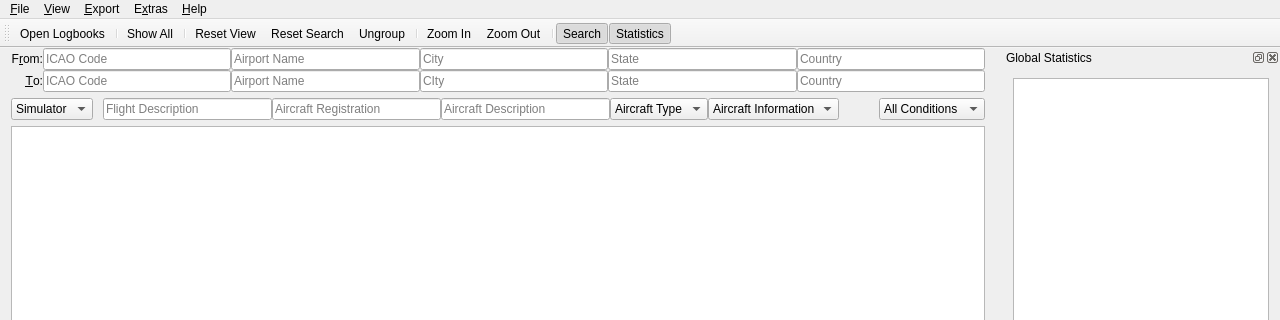
The window that src/gui/mainwindow.ui (albar965/littlelogbook) describes before a commit, drawn with Qt 5; both pictures show x 0 to 1280 and y 0 to 320 of the 1280 by 768 pixel window.
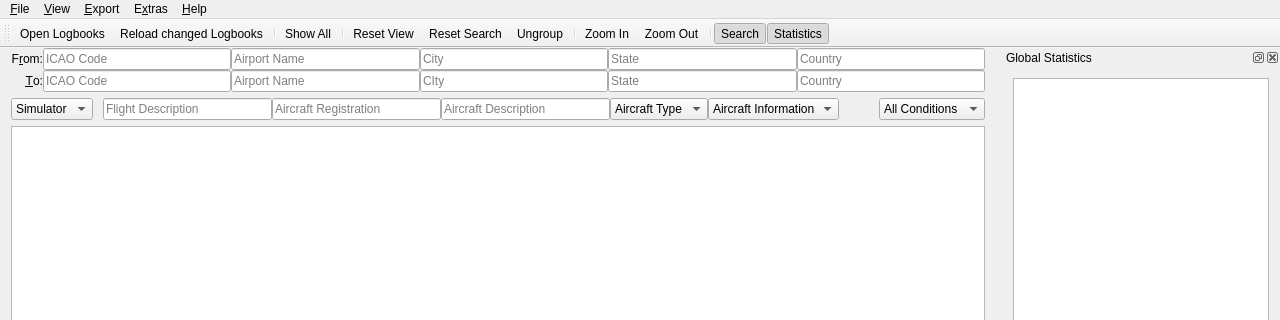
The same window after the commit. Icons and pictures are not drawn.

Commit message: Added reload changed button. File management now covers all simulators.

```diff
--- a/src/gui/mainwindow.ui
+++ b/src/gui/mainwindow.ui
@@ -572,6 +572,7 @@
     <bool>false</bool>
    </attribute>
    <addaction name="actionOpenLogbook"/>
+   <addaction name="actionReloadLogbook"/>
    <addaction name="separator"/>
    <addaction name="actionShowAll"/>
    <addaction name="separator"/>
@@ -642,7 +643,7 @@
      <normaloff>:/littlelogbook/resources/icons/revert.svg</normaloff>:/littlelogbook/resources/icons/revert.svg</iconset>
    </property>
    <property name="text">
-    <string>&amp;Reload Logbook</string>
+    <string>&amp;Reload changed Logbooks</string>
    </property>
    <property name="toolTip">
     <string>Reload the current logbook</string>
```
Left out of the diff: 1 changed line with no effect on the pictures. The commit also changes 8 other files.
